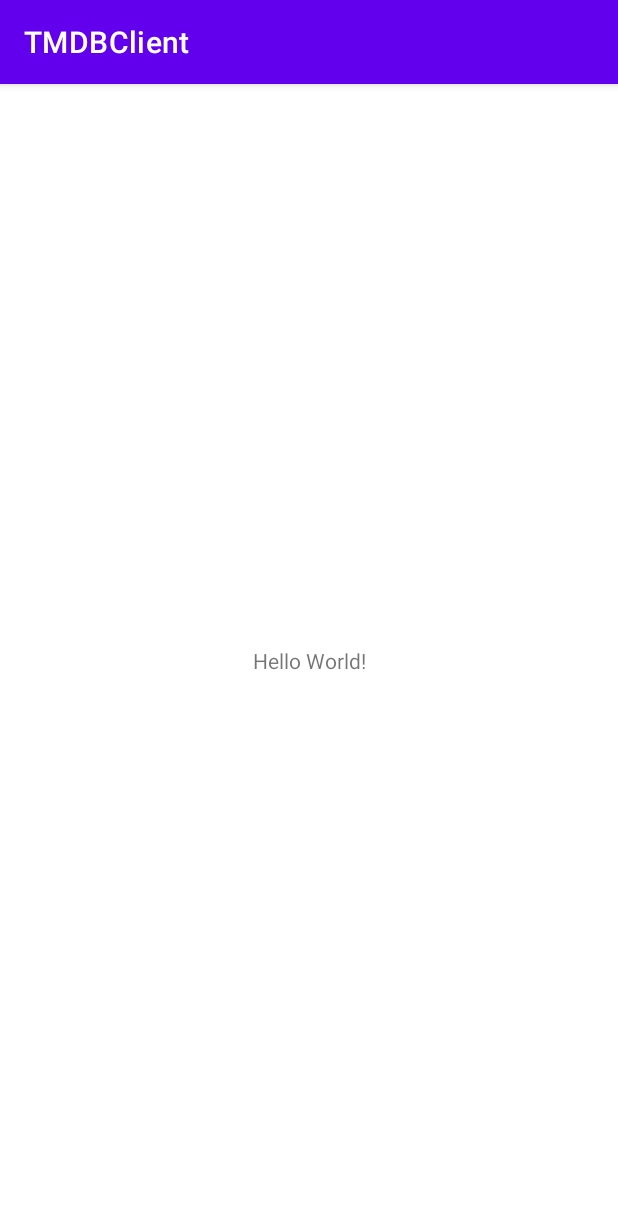
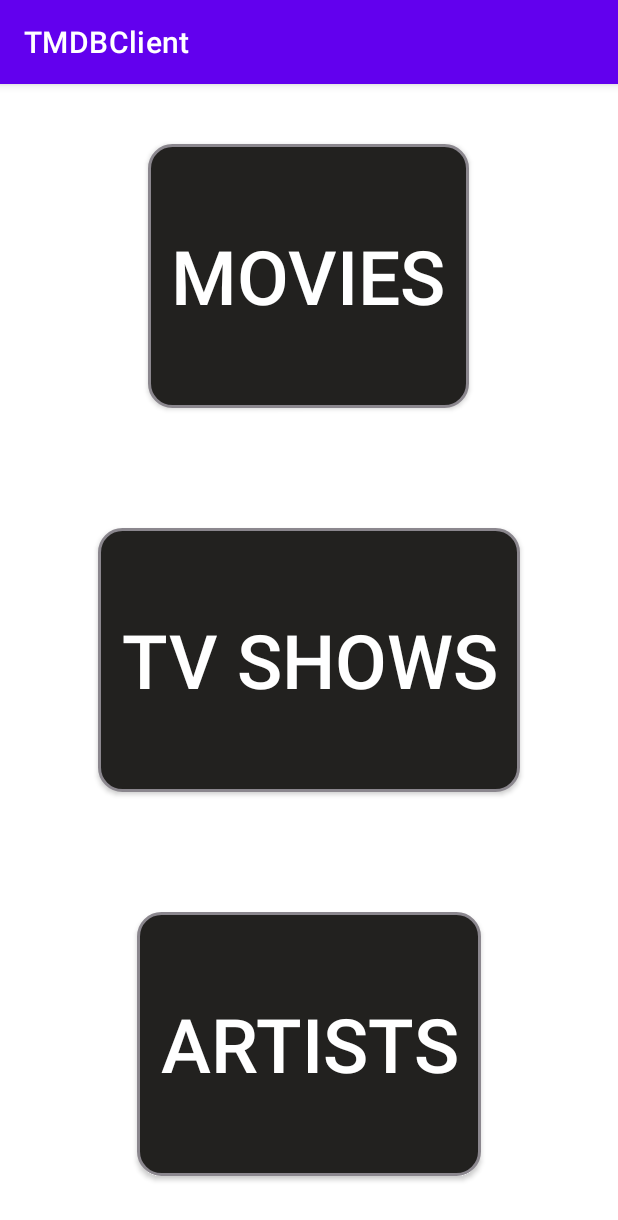
Before and after one commit to FireLord/TMDBClient, an Android app: the screen it shows after launch (HomeActivity), on a phone screen of 412 x 824 dp. Shown: the top 1220 px of the screen. Run offline under Robolectric (Android 15) with nearby library versions, the phone set to English and light mode, and no system bars; our stand-ins replace data binding.

Commit message:
activity: Add tvshow,artist,movie activity
- Rename mainActivity to HomeActivity

Signed-off-by: FireLord <firelord.xda@gmail.com>

```diff
--- a/app/src/main/java/com/firelord/tmdbclient/presentation/HomeActivity.kt
+++ b/app/src/main/java/com/firelord/tmdbclient/presentation/HomeActivity.kt
@@ -1,12 +1,34 @@
 package com.firelord.tmdbclient.presentation
 
+import android.content.Intent
 import androidx.appcompat.app.AppCompatActivity
 import android.os.Bundle
+import androidx.databinding.DataBindingUtil
 import com.firelord.tmdbclient.R
+import com.firelord.tmdbclient.databinding.ActivityHomeBinding
+import com.firelord.tmdbclient.presentation.artist.ArtistActivity
+import com.firelord.tmdbclient.presentation.movie.MovieActivity
+import com.firelord.tmdbclient.presentation.tv.TvShowActivity
 
 class HomeActivity : AppCompatActivity() {
+    private lateinit var binding: ActivityHomeBinding
     override fun onCreate(savedInstanceState: Bundle?) {
         super.onCreate(savedInstanceState)
-        setContentView(R.layout.activity_main)
+        binding = DataBindingUtil.setContentView(this,R.layout.activity_home)
+
+        binding.movieButton.setOnClickListener {
+            val intent = Intent(this,MovieActivity::class.java)
+            startActivity(intent)
+        }
+
+        binding.tvButton.setOnClickListener {
+            val intent = Intent(this,TvShowActivity::class.java)
+            startActivity(intent)
+        }
+
+        binding.artistsButton.setOnClickListener {
+            val intent = Intent(this,ArtistActivity::class.java)
+            startActivity(intent)
+        }
     }
 }
--- /dev/null
+++ b/app/src/main/res/drawable/btn_rounded.xml
@@ -0,0 +1,10 @@
+<?xml version="1.0" encoding="utf-8"?>
+<selector xmlns:android="http://schemas.android.com/apk/res/android">
+    <item>
+        <shape android:shape="rectangle">
+            <solid android:color="#22211F"/>
+            <stroke android:color="#8B878E" android:width="2dp" />
+            <corners android:radius="15dp" />
+        </shape>
+    </item>
+</selector>
--- /dev/null
+++ b/app/src/main/res/layout/activity_home.xml
@@ -0,0 +1,54 @@
+<layout>
+    <LinearLayout
+        xmlns:android="http://schemas.android.com/apk/res/android"
+        xmlns:tools="http://schemas.android.com/tools"
+        android:orientation="vertical"
+        android:layout_width="match_parent"
+        android:layout_height="match_parent"
+        android:gravity="center_vertical"
+        android:weightSum="3.0"
+        tools:context=".presentation.HomeActivity"
+        >
+        <androidx.appcompat.widget.AppCompatButton
+            android:id="@+id/movie_button"
+            android:layout_width="wrap_content"
+            android:layout_height="0dp"
+            android:layout_gravity="center"
+            android:layout_weight="1.0"
+            android:layout_marginBottom="40dp"
+            android:layout_marginTop="40dp"
+            android:textColor="@color/white"
+            android:background="@drawable/btn_rounded"
+            android:padding="15dp"
+            android:text="Movies"
+            android:textSize="50sp" />
+
+        <androidx.appcompat.widget.AppCompatButton
+            android:id="@+id/tv_button"
+            android:layout_width="wrap_content"
+            android:layout_height="0dp"
+            android:layout_gravity="center"
+            android:layout_weight="1.0"
+            android:layout_marginBottom="40dp"
+            android:layout_marginTop="40dp"
+            android:textColor="@color/white"
+            android:background="@drawable/btn_rounded"
+            android:padding="15dp"
+            android:text="Tv Shows"
+            android:textSize="50sp" />
+
+        <androidx.appcompat.widget.AppCompatButton
+            android:id="@+id/artists_button"
+            android:layout_width="wrap_content"
+            android:layout_height="0dp"
+            android:layout_gravity="center"
+            android:layout_weight="1.0"
+            android:layout_marginBottom="40dp"
+            android:layout_marginTop="40dp"
+            android:textColor="@color/white"
+            android:background="@drawable/btn_rounded"
+            android:padding="15dp"
+            android:text="Artists"
+            android:textSize="50sp" />
+    </LinearLayout>
+</layout>
--- a/app/src/main/res/layout/activity_main.xml
+++ /dev/null
@@ -1,18 +0,0 @@
-<?xml version="1.0" encoding="utf-8"?>
-<androidx.constraintlayout.widget.ConstraintLayout xmlns:android="http://schemas.android.com/apk/res/android"
-    xmlns:app="http://schemas.android.com/apk/res-auto"
-    xmlns:tools="http://schemas.android.com/tools"
-    android:layout_width="match_parent"
-    android:layout_height="match_parent"
-    tools:context=".presentation.HomeActivity">
-
-    <TextView
-        android:layout_width="wrap_content"
-        android:layout_height="wrap_content"
-        android:text="Hello World!"
-        app:layout_constraintBottom_toBottomOf="parent"
-        app:layout_constraintEnd_toEndOf="parent"
-        app:layout_constraintStart_toStartOf="parent"
-        app:layout_constraintTop_toTopOf="parent" />
-
-</androidx.constraintlayout.widget.ConstraintLayout>
```
Also changed, not shown: app/src/main/AndroidManifest.xml (+9 -0 lines), app/src/main/java/com/firelord/tmdbclient/presentation/artist/ArtistActivity.kt (added, +16 -0 lines), app/src/main/java/com/firelord/tmdbclient/presentation/movie/MovieActivity.kt (added, +17 -0 lines), app/src/main/java/com/firelord/tmdbclient/presentation/tv/TvShowActivity.kt (added, +16 -0 lines), app/src/main/res/layout/activity_artist.xml (added, +11 -0 lines), app/src/main/res/layout/activity_movie.xml (added, +11 -0 lines), app/src/main/res/layout/activity_tv_show.xml (added, +11 -0 lines).
